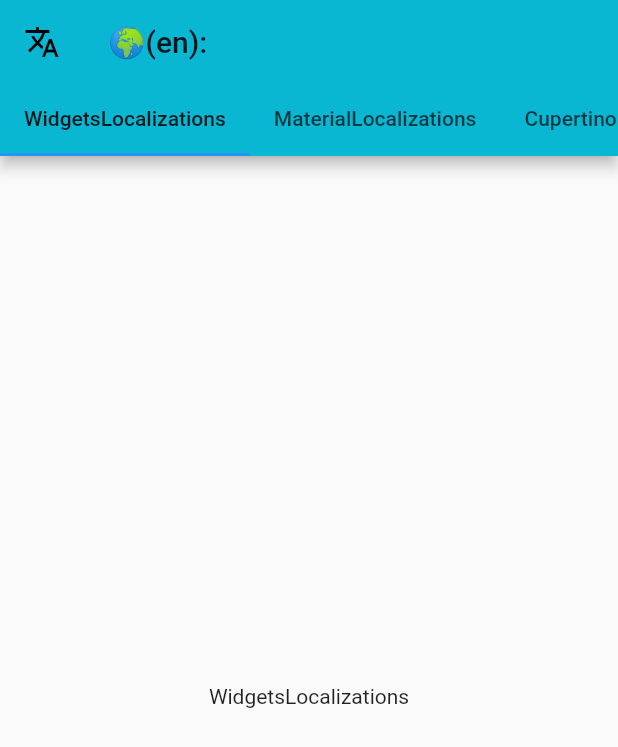
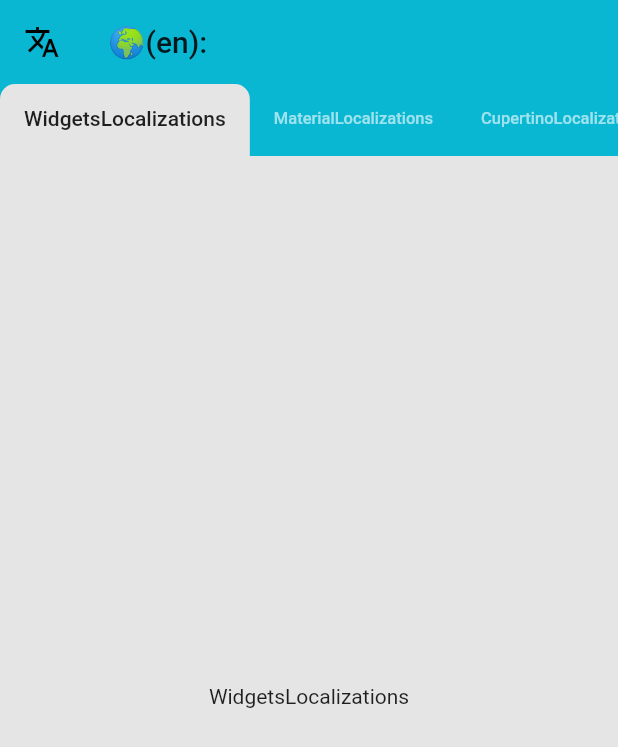
Before and after one commit to khalidfsh/flutter_localizations_tale, a Flutter app: the screen it shows after launch, on a phone screen of 412 x 824 dp. Shown: the top 747 px of the screen. Run offline on Flutter 3.47's test engine with Material 2 defaults, Android fonts, the phone set to English and light mode, and no system bars.

Commit message:
Add style tab bar and its view

```diff
--- a/lib/main.dart
+++ b/lib/main.dart
@@ -42,6 +42,7 @@ class _TaleAppState extends State<TaleApp> {
       title: 'Flutter Localisation Tale',
       theme: ThemeData(
         primaryColor: Color.fromRGBO(9, 183, 211, 1),
+        accentColor: Color.fromRGBO(229, 229, 229, 1),
       ),
       locale: currentLocale,
       supportedLocales: [Locale('en'), Locale('ar')],
--- a/lib/tale_home_page.dart
+++ b/lib/tale_home_page.dart
@@ -45,6 +45,7 @@ class _TaleHomePageState extends State<TaleHomePage>
     return Scaffold(
       appBar: AppBar(
         title: Text('🌍(${Localizations.localeOf(context).toString()}):'),
+        elevation: 0,
         leading: IconButton(
           icon: Icon(Icons.translate),
           onPressed: () {
@@ -55,13 +56,23 @@ class _TaleHomePageState extends State<TaleHomePage>
           tabs: _tabs,
           controller: _tabController,
           isScrollable: true,
+          indicator: BoxDecoration(
+            borderRadius: BorderRadius.only(
+                topLeft: Radius.circular(10), topRight: Radius.circular(10)),
+            color: Color.fromRGBO(229, 229, 229, 1),
+          ),
+          indicatorColor: Theme.of(context).primaryColor,
+          unselectedLabelColor: Colors.white60,
+          unselectedLabelStyle: TextStyle(fontSize: 11),
         ),
       ),
       body: TabBarView(
         controller: _tabController,
         children: _tabs
             .map(
-              (tab) => Center(child: tab),
+              (tab) => Container(
+                  color: Theme.of(context).accentColor,
+                  child: Center(child: tab)),
             )
             .toList(),
       ),
```
